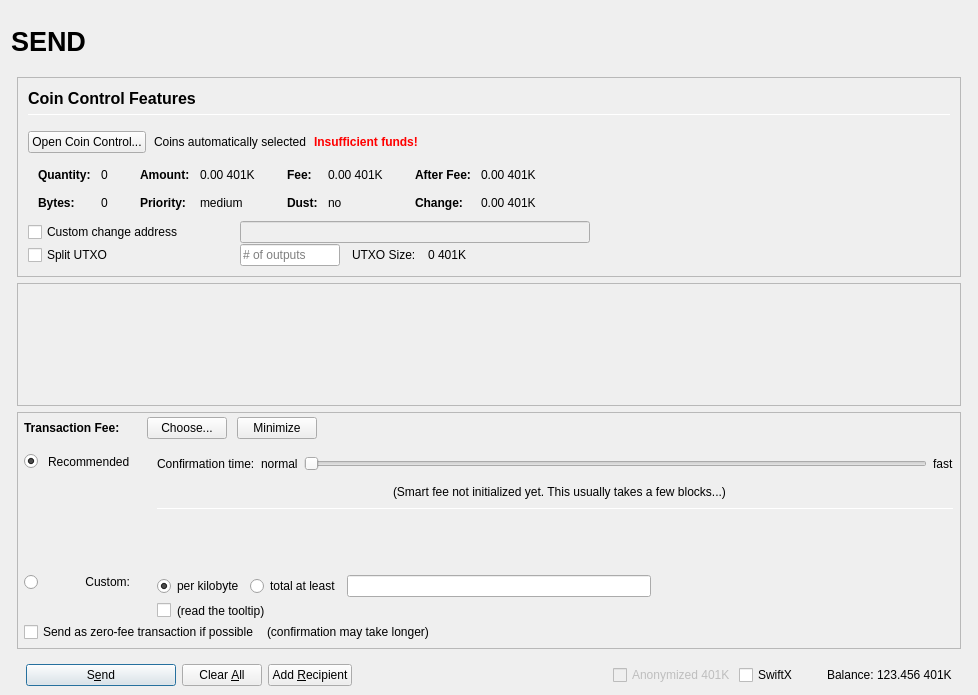
bestsolutionit/401KCoin, file src/qt/forms/sendcoinsdialog.ui: the form before one commit.
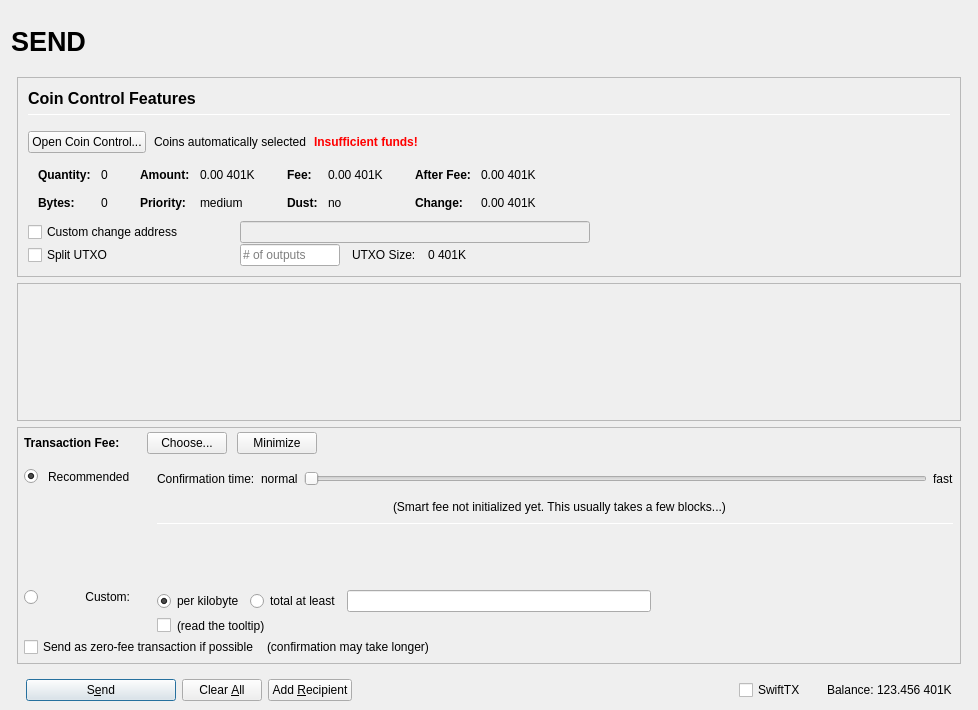
The form after the commit. Icons and pictures are not drawn. Custom widgets are drawn as their Qt base class.

```diff
--- a/src/qt/forms/sendcoinsdialog.ui
+++ b/src/qt/forms/sendcoinsdialog.ui
@@ -10,7 +10,7 @@
     <x>0</x>
     <y>0</y>
     <width>978</width>
-    <height>695</height>
+    <height>710</height>
    </rect>
   </property>
   <property name="windowTitle">
@@ -898,7 +898,7 @@
              <x>0</x>
              <y>0</y>
              <width>944</width>
-             <height>68</height>
+             <height>73</height>
             </rect>
            </property>
            <layout class="QVBoxLayout" name="verticalLayout_2" stretch="0,1">
@@ -1680,16 +1680,6 @@
              <property name="spacing">
               <number>3</number>
              </property>
-             <item>
-              <widget class="QCheckBox" name="checkzPIV">
-               <property name="enabled">
-                <bool>false</bool>
-               </property>
-               <property name="text">
-                <string>Anonymized 401K</string>
-               </property>
-              </widget>
-             </item>
              <item>
               <widget class="QCheckBox" name="checkSwiftTX">
                <property name="enabled">
@@ -1702,7 +1692,7 @@
                 </size>
                </property>
                <property name="text">
-                <string>SwiftX</string>
+                <string>SwiftTX</string>
                </property>
               </widget>
              </item>
```
Left out of the diff: 14 changed lines with no effect on the pictures.
